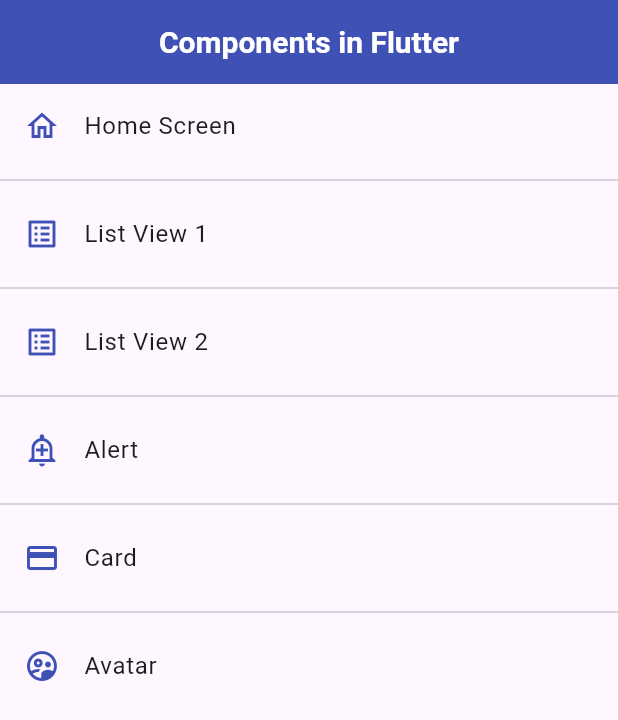
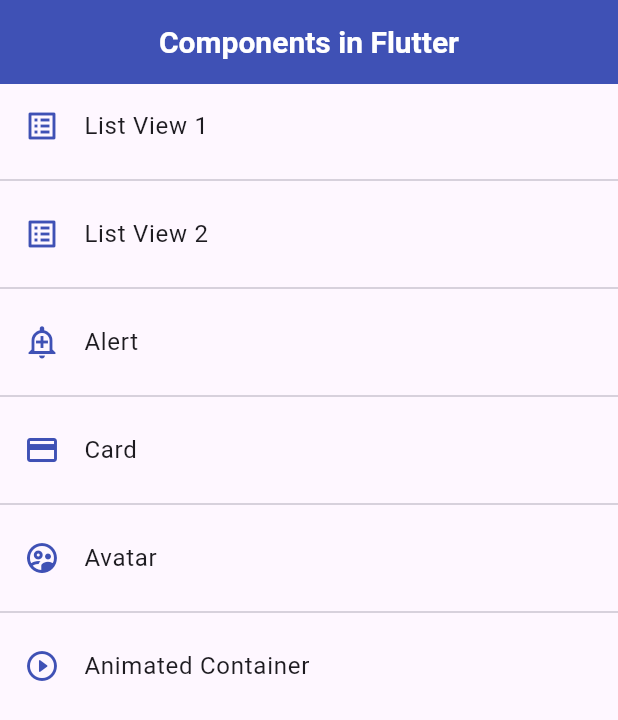
Before and after one commit to D14LB3L0/widgets-flutter, a Flutter app: the screen it shows after launch, on a phone screen of 412 x 824 dp. Shown: the top 720 px of the screen. Run offline on Flutter 3.47's test engine with Material 3 defaults, Android fonts, the phone set to English and light mode, and no system bars.

Commit message:
added animated container

```diff
--- a/lib/router/app_routes.dart
+++ b/lib/router/app_routes.dart
@@ -3,28 +3,58 @@ import 'package:flutter/material.dart';
 import 'package:fl_components/screens/screens.dart';
 import 'package:fl_components/models/menu_option.dart';
 
-
 class AppRoutes {
   static const initialRoute = 'Home';
 
   static final menuOptions = <MenuOptions>[
-    MenuOptions(route: 'home', name: 'Home Screen', screen: const HomeScreen(), icon: Icons.home_outlined),
-    MenuOptions(route: 'listview1', name: 'List View 1', screen: const Listview1Screen(), icon: Icons.list_alt),
-    MenuOptions(route: 'listview2', name: 'List View 2', screen: const Listview2Screen(), icon: Icons.list_alt),
-    MenuOptions(route: 'alert', name: 'Alert', screen: const AlertScreen(), icon: Icons.add_alert_outlined),
-    MenuOptions(route: 'card', name: 'Card', screen: const CardScreen(), icon: Icons.credit_card),
-    MenuOptions(route: 'avatar', name: 'Avatar', screen: const AvatarScreen(), icon: Icons.supervised_user_circle_outlined)
+    // MenuOptions(route: 'home', name: 'Home Screen', screen: const HomeScreen(), icon: Icons.home_outlined),
+    MenuOptions(
+      route: 'listview1',
+      name: 'List View 1',
+      screen: const Listview1Screen(),
+      icon: Icons.list_alt,
+    ),
+    MenuOptions(
+      route: 'listview2',
+      name: 'List View 2',
+      screen: const Listview2Screen(),
+      icon: Icons.list_alt,
+    ),
+    MenuOptions(
+      route: 'alert',
+      name: 'Alert',
+      screen: const AlertScreen(),
+      icon: Icons.add_alert_outlined,
+    ),
+    MenuOptions(
+      route: 'card',
+      name: 'Card',
+      screen: const CardScreen(),
+      icon: Icons.credit_card,
+    ),
+    MenuOptions(
+      route: 'avatar',
+      name: 'Avatar',
+      screen: const AvatarScreen(),
+      icon: Icons.supervised_user_circle_outlined,
+    ),
+    MenuOptions(
+      route: 'animated',
+      name: 'Animated Container',
+      screen: const AnimatedScreen(),
+      icon: Icons.play_circle_outline_rounded,
+    ),
   ];
 
-  static Map<String, Widget Function(BuildContext)> getAppRoutes(){
-
+  static Map<String, Widget Function(BuildContext)> getAppRoutes() {
     Map<String, Widget Function(BuildContext)> appRoutes = {};
+    appRoutes.addAll({'home': (BuildContext context) => const HomeScreen()});
 
     for (var option in menuOptions) {
       appRoutes.addAll({option.route: (BuildContext context) => option.screen});
     }
 
-    return  appRoutes;
+    return appRoutes;
   }
 
   // static Map<String, Widget Function(BuildContext)> routes = {
--- a/lib/screens/screens.dart
+++ b/lib/screens/screens.dart
@@ -1,4 +1,5 @@
 export 'alert_screen.dart';
+export 'animated_screen.dart';
 export 'avatar_screen.dart';
 export 'card_screen.dart';
 export 'home_screen.dart';
```
Also changed, not shown: lib/screens/animated_screen.dart (added, +53 -0 lines).
